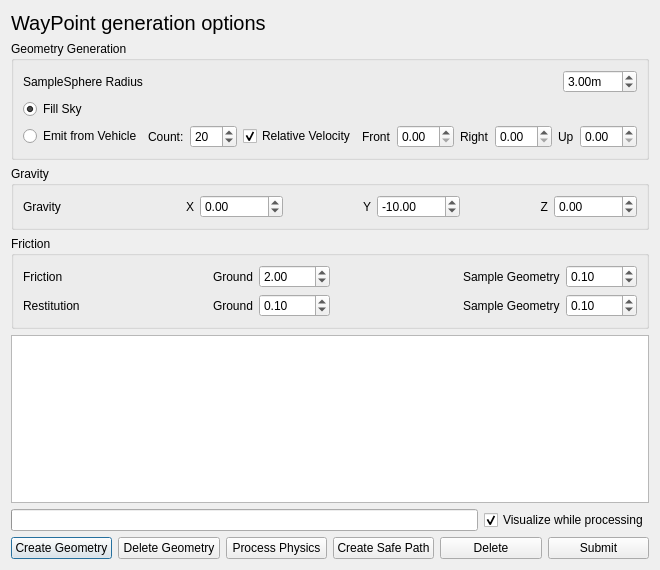
Before: the Qt Designer form basestation/flightplannerphysicsdialog.ui in wpfhtl/octocopter, drawn with Qt 5.
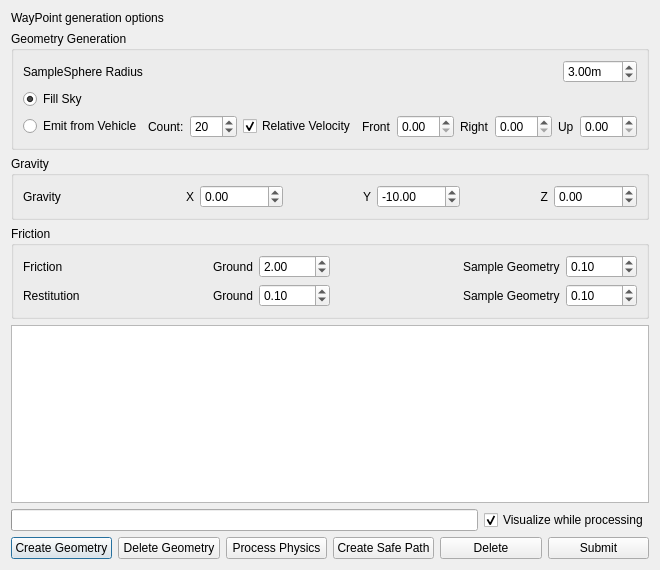
After: the same form once the commit is applied.

Diff of the .ui file:
```diff
--- a/basestation/flightplannerphysicsdialog.ui
+++ b/basestation/flightplannerphysicsdialog.ui
@@ -16,11 +16,6 @@
   <layout class="QVBoxLayout" name="verticalLayout_2">
    <item>
     <widget class="QLabel" name="label_2">
-     <property name="font">
-      <font>
-       <pointsize>15</pointsize>
-      </font>
-     </property>
      <property name="text">
       <string>WayPoint generation options</string>
      </property>
```
